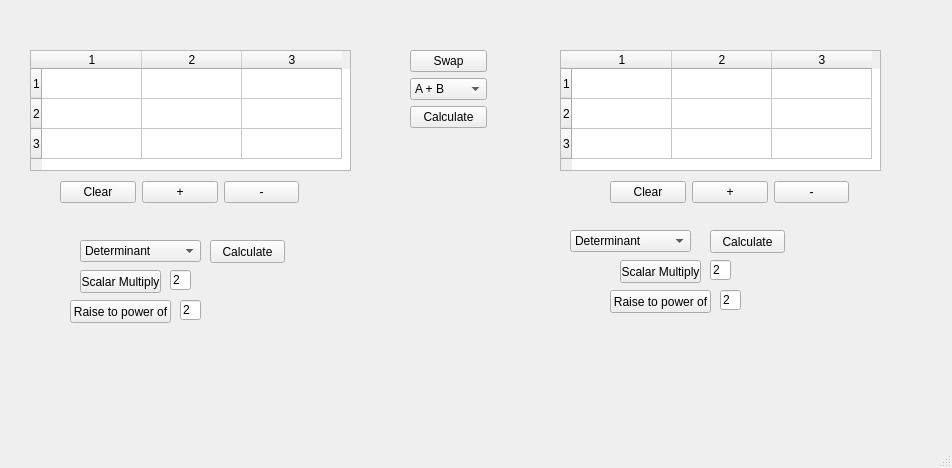
Above: mainwindow.ui from justinhay14/Matrix-Calulator-cpp before the change. Below: the same form after it.
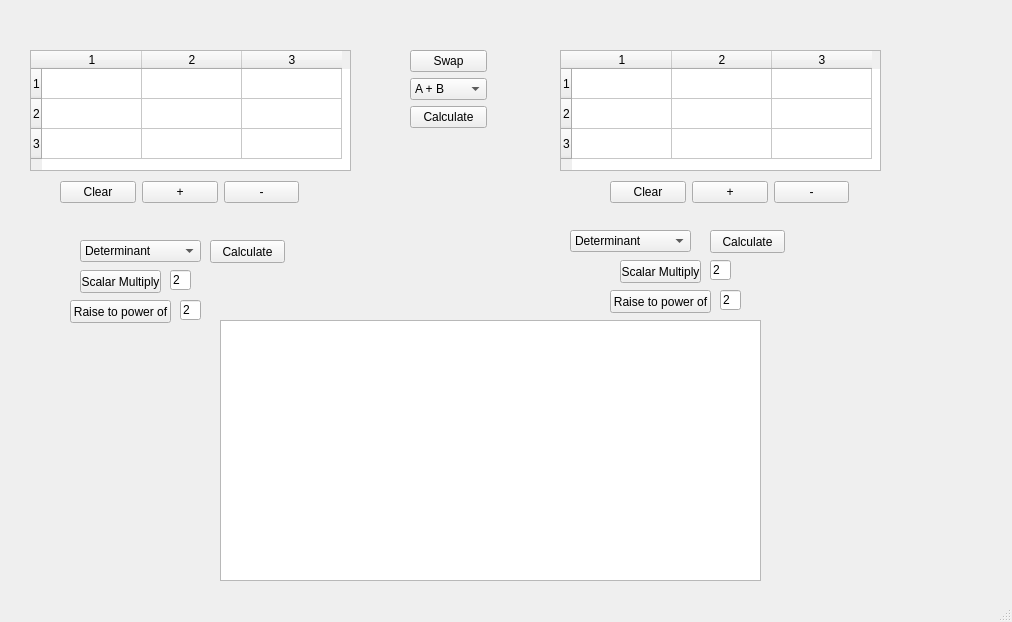
That is the form after the change.

Commit message: added solution box

The edit to the form file:
```diff
--- a/mainwindow.ui
+++ b/mainwindow.ui
@@ -6,8 +6,8 @@
    <rect>
     <x>0</x>
     <y>0</y>
-    <width>952</width>
-    <height>468</height>
+    <width>1012</width>
+    <height>622</height>
    </rect>
   </property>
   <property name="windowTitle">
@@ -484,6 +484,16 @@
      <string>2</string>
     </property>
    </widget>
+   <widget class="QTextBrowser" name="textBrowser">
+    <property name="geometry">
+     <rect>
+      <x>220</x>
+      <y>320</y>
+      <width>541</width>
+      <height>261</height>
+     </rect>
+    </property>
+   </widget>
    <widget class="QWidget" name="">
     <property name="geometry">
      <rect>
```
Left out of the diff: 62 changed lines with no effect on the pictures. The commit also changes 1 other file.
